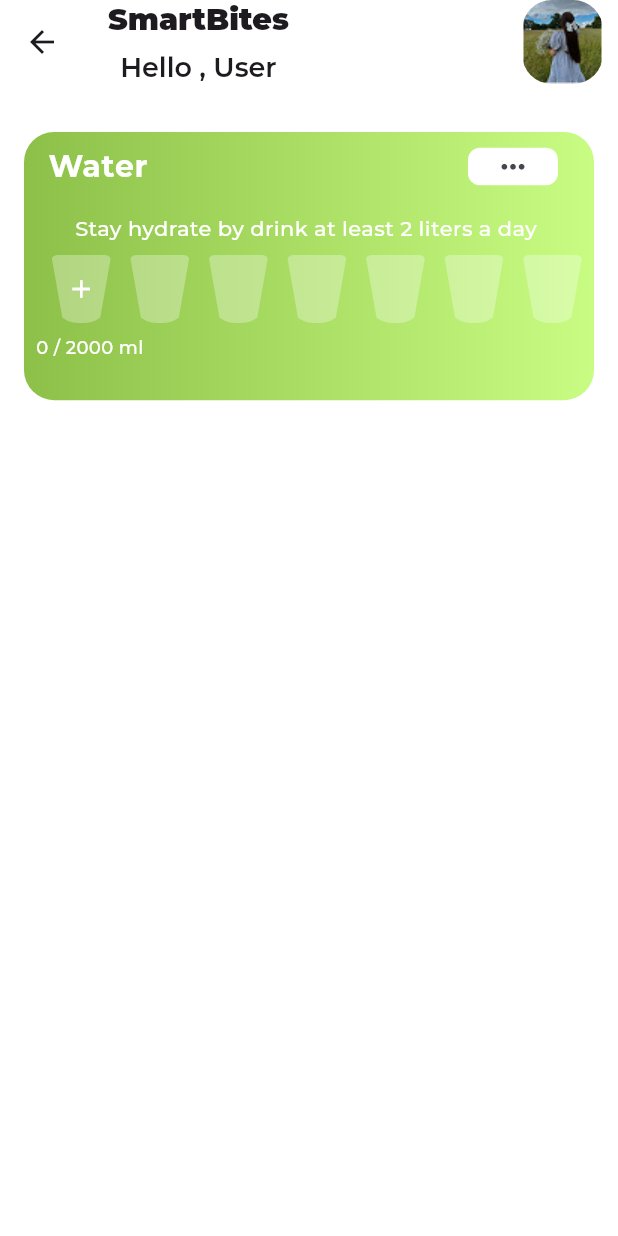
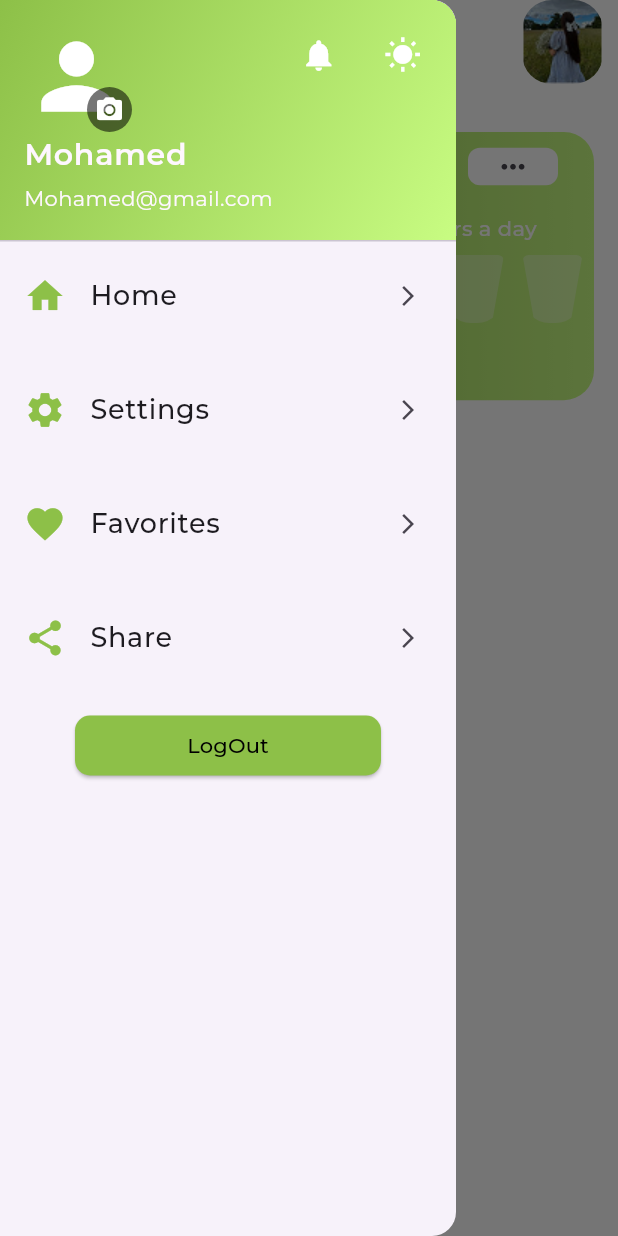
Before and after one commit to Ahmedmo1910/smartDietAssistantApp, a Flutter app: the HomeScreen screen opened by its route, with the side drawer open (before the commit the screen has no drawer), on a phone screen of 412 x 824 dp. Run offline on Flutter 3.47's test engine with Material 3 defaults, Android fonts, the phone set to English and light mode, and no system bars; our stand-ins replace flutter_bloc, get_it, image_picker, shared_preferences; accounts and stored records are empty.

Commit message:
feat: Implement AppCubit for theme and profile management
- Added AppCubit to manage application state including dark mode and profile image.
- Created AppState classes to handle different states of the app.
- Integrated SharedPreferences for persistent storage of user preferences.

feat: Create CustomDrawer for navigation and user profile

- Developed CustomDrawer widget to provide navigation options and display user profile.
- Integrated profile image selection functionality using ImagePicker.
- Added theme toggle button to switch between light and dark modes.

feat: Implement SetGoal feature with calorie tracking

- Created SetGoalPage to allow users to set and track calorie goals.
- Developed FoodCard widget for displaying food items and adding calories.
- Implemented slider for visual representation of calorie intake.
- Added CustomAlertDialog for user input on calorie goals.

style: Refactor widget structure for better readability and maintainability

- Organized widget structure and improved code formatting across various files.
- Ensured consistent naming conventions and code style throughout the new features.

```diff
--- a/smart_bites/lib/core/helper_functions/on_generate_routes.dart
+++ b/smart_bites/lib/core/helper_functions/on_generate_routes.dart
@@ -1,5 +1,6 @@
 import 'package:flutter/material.dart';
 import 'package:smart_bites/features/home/presentation/views/home_screen.dart';
+import 'package:smart_bites/features/setGoal/presentation/views/set_goal_screen.dart';
 import 'package:smart_bites/features/splash/presentation/views/splash_screen.dart';
 
 Route<dynamic> onGenerateRoute(RouteSettings settings) {
@@ -8,6 +9,8 @@ Route<dynamic> onGenerateRoute(RouteSettings settings) {
       return MaterialPageRoute(builder: (context) => const SplashScreen());
     case HomeScreen.routeName:
       return MaterialPageRoute(builder: (context) => const HomeScreen());
+      case SetGoalPage.routeName:
+      return MaterialPageRoute(builder: (context) => SetGoalPage());
     default:
       return MaterialPageRoute(builder: (context) => const Scaffold());
   }
--- /dev/null
+++ b/smart_bites/lib/features/home/presentation/AppCubit/app_state.dart
@@ -0,0 +1,23 @@
+part of 'app_cubit.dart';
+
+abstract class AppState {}
+
+class AppInitial extends AppState {}
+
+class AppLoaded extends AppState {
+  final bool isDark;
+  final String profileImage;
+  AppLoaded({required this.isDark, required this.profileImage});
+}
+
+class AppThemeChanged extends AppState {
+  final bool isDark;
+  final String profileImage;
+  AppThemeChanged({required this.isDark, required this.profileImage});
+}
+
+class AppProfileImageChanged extends AppState {
+  final bool isDark;
+  final String profileImage;
+  AppProfileImageChanged({required this.isDark, required this.profileImage});
+}
--- a/smart_bites/lib/features/home/presentation/views/home_screen.dart
+++ b/smart_bites/lib/features/home/presentation/views/home_screen.dart
@@ -3,6 +3,7 @@ import 'package:flutter_bloc/flutter_bloc.dart';
 import 'package:smart_bites/core/helper_functions/get_it_helper.dart';
 import 'package:smart_bites/features/home/presentation/cubit/water_cubit.dart';
 import 'package:smart_bites/features/home/presentation/cubit/water_state.dart';
+import 'package:smart_bites/features/home/presentation/views/widgets/custom_drawer.dart';
 import 'package:smart_bites/features/home/services/water_storage.dart';
 import 'widgets/build_app_bar_widget.dart';
 import 'widgets/home_screen_body.dart';
@@ -28,6 +29,7 @@ class HomeScreen extends StatelessWidget {
           }
         },
         child: Scaffold(
+          drawer: CustomDrawer(),
           appBar: buildAppBarWidget(),
           body: SafeArea(child: HomeScreenBody()),
         ),
--- /dev/null
+++ b/smart_bites/lib/features/home/presentation/views/widgets/custom_drawer.dart
@@ -0,0 +1,147 @@
+import 'dart:io';
+import 'package:flutter/material.dart';
+import 'package:flutter_bloc/flutter_bloc.dart';
+import 'package:smart_bites/core/utils/app_colors.dart';
+
+import 'package:smart_bites/features/home/presentation/AppCubit/app_cubit.dart';
+
+import 'custom_list_tile.dart';
+
+class CustomDrawer extends StatelessWidget {
+  const CustomDrawer({super.key});
+
+  @override
+  Widget build(BuildContext context) {
+    return BlocBuilder<AppCubit, AppState>(
+      builder: (context, state) {
+        final cubit = context.watch<AppCubit>();
+
+        return Drawer(
+          child: Column(
+            children: [
+              UserAccountsDrawerHeader(
+                accountName: const Text(
+                  'Mohamed',
+                  style: TextStyle(fontSize: 20, fontWeight: FontWeight.w600),
+                ),
+                accountEmail: const Text('Mohamed@gmail.com'),
+                currentAccountPicture: Stack(
+                  children: [
+                    ClipRRect(
+                      borderRadius: BorderRadius.circular(50),
+                      child: cubit.profileImage.isEmpty
+                          ? const Icon(
+                              Icons.person,
+                              size: 70,
+                              color: Colors.white,
+                            )
+                          : Image.file(
+                              File(cubit.profileImage),
+                              fit: BoxFit.cover,
+                              width: 90,
+                              height: 90,
+                            ),
+                    ),
+                    Positioned(
+                      bottom: 0,
+                      right: 0,
+                      child: GestureDetector(
+                        onTap: () => cubit.changeProfileImage(),
+                        child: Container(
+                          decoration: const BoxDecoration(
+                            shape: BoxShape.circle,
+                            color: Colors.black54,
+                          ),
+                          padding: const EdgeInsets.all(5),
+                          child: const Icon(
+                            Icons.camera_alt,
+                            size: 20,
+                            color: Colors.white,
+                          ),
+                        ),
+                      ),
+                    ),
+                  ],
+                ),
+                decoration: BoxDecoration(
+                  gradient: LinearGradient(
+                    colors: [
+                      AppColors.primaryColor,
+                      AppColors.lightPrimaryColor,
+                    ],
+                    begin: Alignment.topLeft,
+                    end: Alignment.bottomRight,
+                  ),
+                ),
+                otherAccountsPictures: [
+                  IconButton(
+                    onPressed: () {},
+                    icon: const Icon(
+                      Icons.notifications,
+                      size: 25,
+                      color: Colors.white,
+                    ),
+                  ),
+                  IconButton(
+                    onPressed: () => cubit.changeMode(),
+                    icon: Icon(
+                      cubit.isDark ? Icons.nights_stay : Icons.wb_sunny,
+                      size: 25,
+                      color: Colors.white,
+                    ),
+                  ),
+                ],
+              ),
+              Expanded(
+                child: ListView(
+                  children: [
+                    CustomListTile(
+                      text: 'Home',
+                      icon: Icons.home,
+                      color: AppColors.primaryColor,
+                    ),
+                    const SizedBox(height: 20),
+                    CustomListTile(
+                      text: 'Settings',
+                      icon: Icons.settings,
+                      color: AppColors.primaryColor,
+                    ),
+                    const SizedBox(height: 20),
+                    CustomListTile(
+                      text: 'Favorites',
+                      icon: Icons.favorite,
+                      color: AppColors.primaryColor,
+                    ),
+                    const SizedBox(height: 20),
+                    CustomListTile(
+                      text: 'Share',
+                      icon: Icons.share,
+                      color: AppColors.primaryColor,
+                    ),
+                    const SizedBox(height: 20),
+                    Padding(
+                      padding: const EdgeInsets.symmetric(horizontal: 50),
+                      child: ElevatedButton(
+                        onPressed: () {
+                          Navigator.of(context).pop();
+                        },
+                        style: ElevatedButton.styleFrom(
+                          shape: RoundedRectangleBorder(
+                            borderRadius: BorderRadius.circular(10),
+                          ),
+                          backgroundColor: AppColors.primaryColor,
+                          foregroundColor: Colors.black,
+                        ),
+                        child: const Text('LogOut'),
+                      ),
+                    ),
+                  ],
+                ),
+              ),
+            ],
+          ),
+        );
+      },
+    );
+  }
+}
--- /dev/null
+++ b/smart_bites/lib/features/home/presentation/views/widgets/custom_list_tile.dart
@@ -0,0 +1,29 @@
+import 'package:flutter/material.dart';
+
+class CustomListTile extends StatelessWidget {
+  final String text;
+  final IconData icon;
+  final Color color;
+
+  const CustomListTile({
+    super.key,
+    required this.text,
+    required this.icon,
+    required this.color,
+  });
+
+  @override
+  Widget build(BuildContext context) {
+    return InkWell(
+      onTap: () {},
+      child: ListTile(
+        leading: Icon(icon, size: 28, color: color),
+        title: Text(
+          text,
+          style: const TextStyle(fontSize: 18, fontWeight: FontWeight.w500),
+        ),
+        trailing: const Icon(Icons.arrow_forward_ios, size: 16),
+      ),
+    );
+  }
+}
--- a/smart_bites/pubspec.yaml
+++ b/smart_bites/pubspec.yaml
@@ -40,6 +40,7 @@ dependencies:
   bloc: ^9.0.0
   shared_preferences: ^2.5.3
   get_it: ^8.2.0
+  image_picker: ^1.2.0
 
 dev_dependencies:
   flutter_test:
```
Also changed, not shown: smart_bites/lib/features/home/presentation/AppCubit/app_cubit.dart (added, +46 -0 lines), smart_bites/lib/features/setGoal/presentation/views/set_goal_screen.dart (added, +105 -0 lines), smart_bites/lib/features/setGoal/presentation/views/widgets/alert.dart (added, +106 -0 lines), smart_bites/lib/features/setGoal/presentation/views/widgets/food_card.dart (added, +98 -0 lines), smart_bites/lib/features/setGoal/presentation/views/widgets/set_goal_button.dart (added, +42 -0 lines), smart_bites/lib/features/setGoal/presentation/views/widgets/slider.dart (added, +85 -0 lines), smart_bites/lib/main.dart (+15 -3 lines), smart_bites/assets/images/omlet.jpg (added), smart_bites/pubspec.lock.
